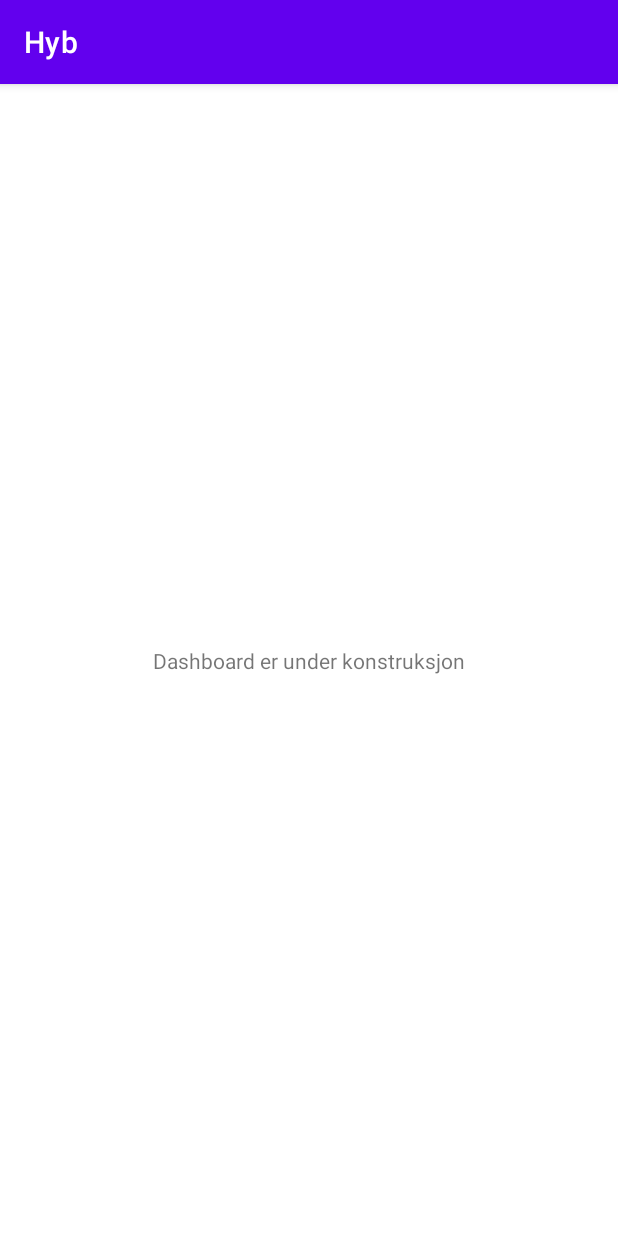
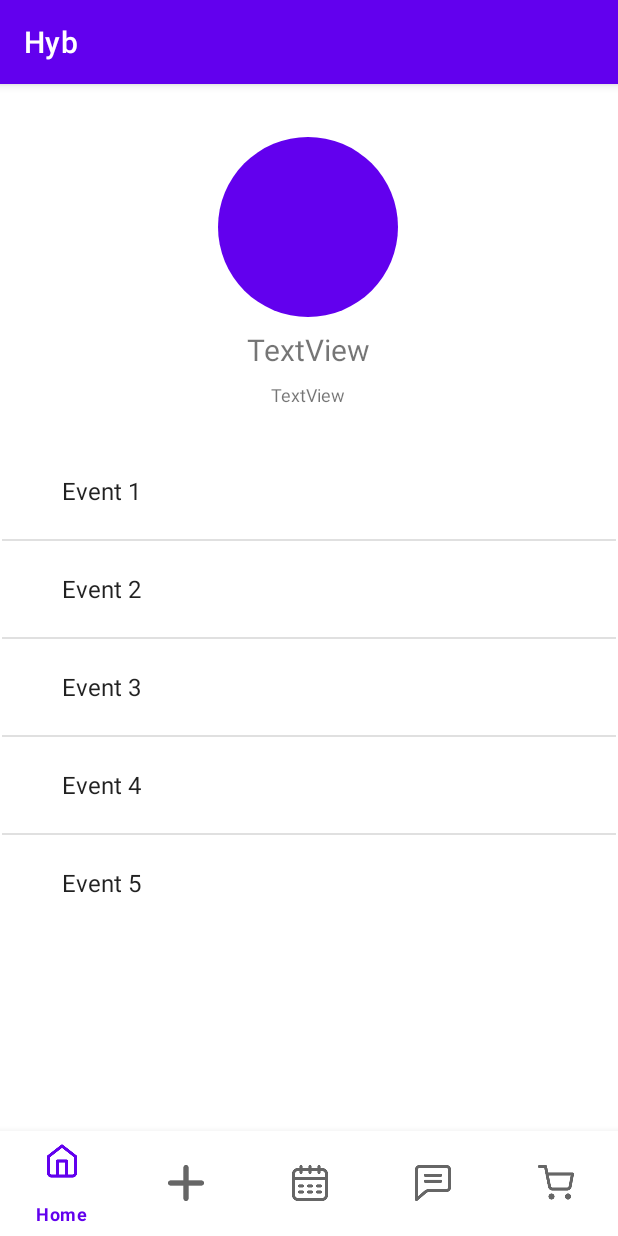
Before and after one commit to RSanlioglu/Hyb, an Android app: the DashboardActivity screen opened directly, with no data from a screen before it, on a phone screen of 412 x 824 dp. Run offline under Robolectric (Android 15) with nearby library versions, the phone set to English and light mode, and no system bars.

Commit message:
Bottom-navigasjon er på plass. Funker ikke enda. En dummy dashboard vises

```diff
--- a/app/src/main/java/com/example/hyb/DashboardActivity.java
+++ b/app/src/main/java/com/example/hyb/DashboardActivity.java
@@ -1,9 +1,9 @@
 package com.example.hyb;
-
-import androidx.appcompat.app.AppCompatActivity;
 
 import android.content.Intent;
 import android.os.Bundle;
+
+import androidx.appcompat.app.AppCompatActivity;
 
 public class DashboardActivity extends AppCompatActivity {
     public String userUid;
@@ -14,5 +14,6 @@ public class DashboardActivity extends AppCompatActivity {
         setContentView(R.layout.activity_dashboard);
         Intent receivedIntent = getIntent();
         userUid = receivedIntent.getStringExtra(RegisterActivity.KEY_NAME);
+
     }
 }
--- /dev/null
+++ b/app/src/main/java/com/example/hyb/DashboardHomeFragment.java
@@ -0,0 +1,52 @@
+package com.example.hyb;
+
+import android.os.Bundle;
+import android.view.LayoutInflater;
+import android.view.View;
+import android.view.ViewGroup;
+import android.widget.ArrayAdapter;
+import android.widget.ListView;
+
+import androidx.annotation.NonNull;
+import androidx.annotation.Nullable;
+import androidx.fragment.app.Fragment;
+
+import java.util.ArrayList;
+import java.util.Arrays;
+import java.util.List;
+
+public class DashboardHomeFragment extends Fragment {
+
+    @Override
+    public View onCreateView(LayoutInflater inflater, ViewGroup container,
+                             Bundle savedInstanceState) {
+        // Inflate the layout for this fragment
+        return inflater.inflate(R.layout.fragment_dashboard_home, container, false);
+    }
+
+    @Override
+    public void onViewCreated(@NonNull View view, @Nullable Bundle savedInstanceState) {
+        super.onViewCreated(view, savedInstanceState);
+        ListView listView = (ListView) view.findViewById(R.id.listEvents);
+
+        String[] events = new String[] {
+                "Event 1",
+                "Event 2",
+                "Event 3",
+                "Event 4",
+                "Event 5"
+        };
+
+        List<String> events_list = new ArrayList<String>(Arrays.asList(events));
+
+        ArrayAdapter<String> arrayAdapter = new ArrayAdapter<String>(
+                getContext(), android.R.layout.simple_expandable_list_item_1, events_list
+        );
+
+        listView.setAdapter(arrayAdapter);
+        arrayAdapter.notifyDataSetChanged();
+
+
+
+    }
+}
--- /dev/null
+++ b/app/src/main/res/drawable/bg_circle.xml
@@ -0,0 +1,6 @@
+<?xml version="1.0" encoding="utf-8"?>
+<shape xmlns:android="http://schemas.android.com/apk/res/android"
+    android:shape="oval">
+    <solid android:color="@color/purple_500"/>
+    <size android:width="120dp" android:height="120dp"/>
+</shape>
--- a/app/src/main/res/layout/activity_dashboard.xml
+++ b/app/src/main/res/layout/activity_dashboard.xml
@@ -6,13 +6,24 @@
     android:layout_height="match_parent"
     tools:context=".DashboardActivity">
 
-    <TextView
-        android:id="@+id/textView7"
-        android:layout_width="wrap_content"
-        android:layout_height="wrap_content"
-        android:text="Dashboard er under konstruksjon"
+    <com.google.android.material.bottomnavigation.BottomNavigationView
+        android:id="@+id/bottomNavigationView"
+        android:layout_width="412dp"
+        android:layout_height="70dp"
         app:layout_constraintBottom_toBottomOf="parent"
         app:layout_constraintEnd_toEndOf="parent"
         app:layout_constraintStart_toStartOf="parent"
-        app:layout_constraintTop_toTopOf="parent" />
+        app:menu="@menu/bottom_navigation"/>
+
+    <androidx.fragment.app.FragmentContainerView
+        android:id="@+id/fragmentContainerView"
+        android:name="androidx.navigation.fragment.NavHostFragment"
+        android:layout_width="409dp"
+        android:layout_height="659dp"
+        app:defaultNavHost="true"
+        app:layout_constraintBottom_toTopOf="@+id/bottomNavigationView"
+        app:layout_constraintEnd_toEndOf="parent"
+        app:layout_constraintStart_toStartOf="parent"
+        app:layout_constraintTop_toTopOf="parent"
+        app:navGraph="@navigation/dashboard_nav_graph" />
 </androidx.constraintlayout.widget.ConstraintLayout>
--- /dev/null
+++ b/app/src/main/res/layout/fragment_dashboard_home.xml
@@ -0,0 +1,72 @@
+<?xml version="1.0" encoding="utf-8"?>
+<FrameLayout xmlns:android="http://schemas.android.com/apk/res/android"
+    xmlns:app="http://schemas.android.com/apk/res-auto"
+    xmlns:tools="http://schemas.android.com/tools"
+    android:layout_width="match_parent"
+    android:layout_height="match_parent"
+    tools:context=".DashboardHomeFragment">
+
+    <androidx.constraintlayout.widget.ConstraintLayout
+        android:layout_width="match_parent"
+        android:layout_height="match_parent">
+
+        <TextView
+            android:id="@+id/userInitials"
+            android:layout_width="wrap_content"
+            android:layout_height="wrap_content"
+            android:layout_centerInParent="true"
+            android:layout_marginTop="52dp"
+            android:textColor="@android:color/white"
+            android:textSize="34sp"
+            android:translationZ="90dp"
+            app:layout_constraintEnd_toEndOf="parent"
+            app:layout_constraintHorizontal_bias="0.498"
+            app:layout_constraintStart_toStartOf="parent"
+            app:layout_constraintTop_toTopOf="parent" />
+
+        <ImageView
+            android:id="@+id/imageView2"
+            android:layout_width="wrap_content"
+            android:layout_height="wrap_content"
+            android:layout_marginTop="16dp"
+            android:src="@drawable/bg_circle"
+            android:textAlignment="center"
+            app:layout_constraintEnd_toEndOf="parent"
+            app:layout_constraintHorizontal_bias="0.498"
+            app:layout_constraintStart_toStartOf="parent"
+            app:layout_constraintTop_toTopOf="parent" />
+
+        <TextView
+            android:id="@+id/userFullName"
+            android:layout_width="wrap_content"
+            android:layout_height="wrap_content"
+            android:layout_marginTop="8dp"
+            android:text="TextView"
+            android:textSize="20sp"
+            app:layout_constraintEnd_toEndOf="@+id/imageView2"
+            app:layout_constraintStart_toStartOf="@+id/imageView2"
+            app:layout_constraintTop_toBottomOf="@+id/imageView2" />
+
+        <TextView
+            android:id="@+id/txtJoinedResident"
+            android:layout_width="wrap_content"
+            android:layout_height="wrap_content"
+            android:layout_marginTop="8dp"
+            android:text="TextView"
+            android:textSize="12sp"
+            app:layout_constraintEnd_toEndOf="@+id/userFullName"
+            app:layout_constraintStart_toStartOf="@+id/userFullName"
+            app:layout_constraintTop_toBottomOf="@+id/userFullName" />
+
+        <ListView
+            android:id="@+id/listEvents"
+            android:layout_width="0dp"
+            android:layout_height="wrap_content"
+            android:layout_marginTop="24dp"
+            app:layout_constraintEnd_toEndOf="parent"
+            app:layout_constraintStart_toStartOf="parent"
+            app:layout_constraintTop_toBottomOf="@+id/txtJoinedResident" />
+
+
+    </androidx.constraintlayout.widget.ConstraintLayout>
+</FrameLayout>
--- /dev/null
+++ b/app/src/main/res/menu/bottom_navigation.xml
@@ -0,0 +1,30 @@
+<?xml version="1.0" encoding="utf-8"?>
+<menu xmlns:android="http://schemas.android.com/apk/res/android">
+    <item
+        android:id="@+id/nav_home"
+        android:icon="@drawable/home"
+        android:title="Home" />
+
+    <item
+        android:id="@+id/nav_event"
+        android:icon="@drawable/add"
+        android:title="Add event" />
+
+    <item
+        android:id="@+id/nav_calendar"
+        android:icon="@drawable/calendar"
+        android:title="Calendar" />
+
+    <item
+        android:id="@+id/nav_chat"
+        android:icon="@drawable/chat"
+        android:title="Chat" />
+
+    <item
+        android:id="@+id/nav_shoppList"
+        android:icon="@drawable/shopping"
+        android:title="Shoppinglist" />
+
+
+
+</menu>
--- a/app/src/main/res/navigation/dashboard_nav_graph.xml
+++ b/app/src/main/res/navigation/dashboard_nav_graph.xml
@@ -1,6 +1,13 @@
 <?xml version="1.0" encoding="utf-8"?>
 <navigation xmlns:android="http://schemas.android.com/apk/res/android"
     xmlns:app="http://schemas.android.com/apk/res-auto"
-    android:id="@+id/dashboard_nav_graph">
+    xmlns:tools="http://schemas.android.com/tools"
+    android:id="@+id/dashboard_nav_graph"
+    app:startDestination="@id/dashboardHomeFragment">
 
+    <fragment
+        android:id="@+id/dashboardHomeFragment"
+        android:name="com.example.hyb.DashboardHomeFragment"
+        android:label="fragment_dashboard_home"
+        tools:layout="@layout/fragment_dashboard_home" />
 </navigation>
```
Also changed, not shown: app/src/main/res/drawable/add.png (added), app/src/main/res/drawable/back.png (added), app/src/main/res/drawable/calendar.png (added), app/src/main/res/drawable/chat.png (added), app/src/main/res/drawable/home.png (added), app/src/main/res/drawable/send.png (added), app/src/main/res/drawable/settings.png (added), app/src/main/res/drawable/shopping.png (added).
